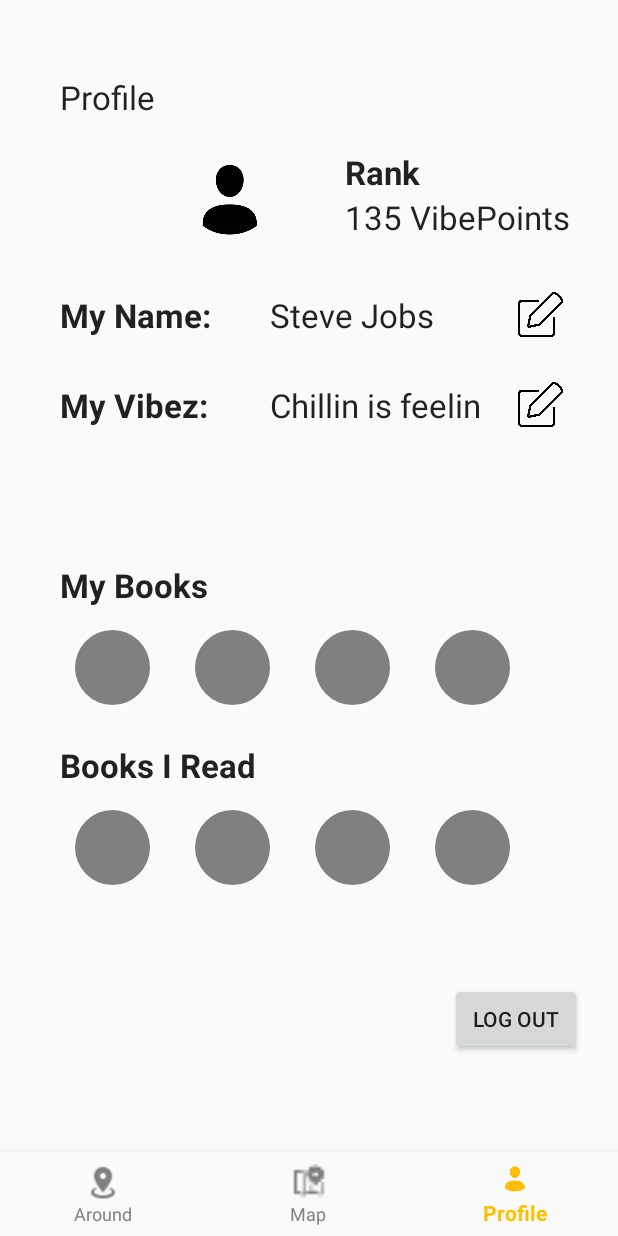
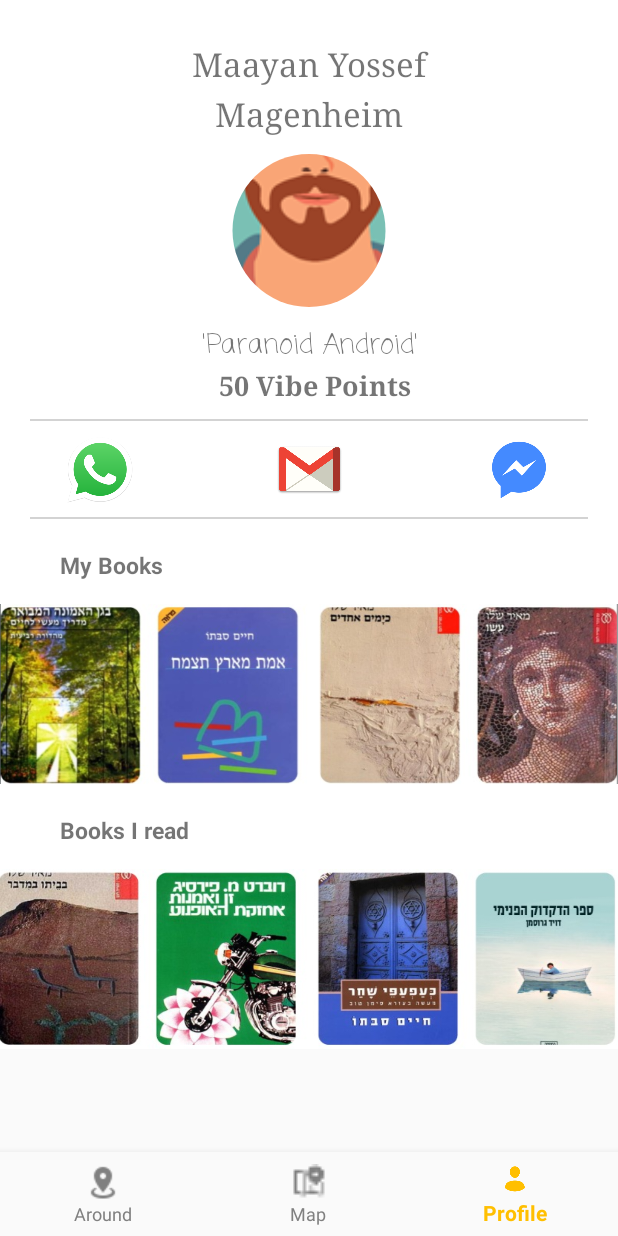
Before and after one commit to maayanmag/BookVibez, an Android app: the screen it shows after launch (MainActivity), item 3 of the bottom bar chosen, on a phone screen of 412 x 824 dp. Run offline under Robolectric (Android 15) with nearby library versions, the phone set to English and light mode, and no system bars; our stand-ins replace CircleImageView; libraries missing offline, so code that uses them is left out: com.sothree.slidinguppanel; 4 statements that could not run were skipped.

Commit message:
profile was added

```diff
--- a/app/src/main/AndroidManifest.xml
+++ b/app/src/main/AndroidManifest.xml
@@ -60,7 +60,7 @@
 
         <!-- App's Android maps-key-->
         <meta-data
-            android:name="com.google.android.geo.API_KEY"
+            android:name="com.google.android.maps.v2.API_KEY"
             android:value="@string/google_api_key"/>
 
         <uses-library
--- a/app/src/main/java/com/example/bookvibez/MainActivity.java
+++ b/app/src/main/java/com/example/bookvibez/MainActivity.java
@@ -1,6 +1,5 @@
 package com.example.bookvibez;
 
-import android.Manifest;
 import android.app.Dialog;
 import android.content.Context;
 import android.content.DialogInterface;
@@ -13,25 +12,19 @@ import android.support.annotation.NonNull;
 import android.support.design.widget.BottomNavigationView;
 import android.support.v4.app.ActivityCompat;
 import android.support.v4.app.Fragment;
-import android.support.v4.app.FragmentManager;
 import android.support.v4.content.ContextCompat;
 import android.support.v7.app.AlertDialog;
 import android.support.v7.app.AppCompatActivity;
 import android.util.Log;
 import android.view.MenuItem;
+import android.view.View;
 import android.widget.Toast;
-
 import com.google.android.gms.common.ConnectionResult;
 import com.google.android.gms.common.GoogleApiAvailability;
 import com.google.android.gms.location.FusedLocationProviderClient;
 import com.google.android.gms.location.LocationServices;
-import com.google.android.gms.maps.model.LatLng;
 import com.google.android.gms.tasks.OnCompleteListener;
 import com.google.android.gms.tasks.Task;
-import com.google.firebase.firestore.GeoPoint;
-
-
-import static com.example.bookvibez.Constants.DEFAULT_ZOOM;
 import static com.example.bookvibez.Constants.ERROR_DIALOG_REQUEST;
 import static com.example.bookvibez.Constants.PERMISSIONS_REQUEST_ACCESS_FINE_LOCATION;
 import static com.example.bookvibez.Constants.PERMISSIONS_REQUEST_ENABLE_GPS;
@@ -47,13 +40,8 @@ public class MainActivity extends AppCompatActivity {
         super.onCreate(savedInstanceState);
         setContentView(R.layout.activity_main);
 
-        //loading the default fragment
         loadFragment(new MapFragment());
-
-        mFusedLocationProviderClient = LocationServices.getFusedLocationProviderClient(this);
-        //getting bottom navigation view and attaching the listener
-        BottomNavigationView navView = findViewById(R.id.navigation);
-        navView.setOnNavigationItemSelectedListener(mOnNavigationItemSelectedListener);
+        handlingBottomNavigationView();
     }
 
     public void getDeviceLocation() {
@@ -67,8 +55,8 @@ public class MainActivity extends AppCompatActivity {
                         if (task.isSuccessful()) {
                             Location location = task.getResult();
                             //GeoPoint geoPoint = new GeoPoint(location.getLatitude(), location.getLongitude());
-                            Log.d(TAG, "onComplete: latitude: " + location.getLatitude());
-                            Log.d(TAG, "onComplete: longitude: " + location.getLongitude());
+//                            Log.d(TAG, "onComplete: latitude: " + location.getLatitude());
+//                            Log.d(TAG, "onComplete: longitude: " + location.getLongitude());
 //                            FragmentManager fm = getSupportFragmentManager();
 //
 //                            //if you added fragment via layout xml
@@ -86,6 +74,13 @@ public class MainActivity extends AppCompatActivity {
     }
 
 
+    private void handlingBottomNavigationView(){
+        mFusedLocationProviderClient = LocationServices.getFusedLocationProviderClient(this);
+        BottomNavigationView navView = findViewById(R.id.navigation);
+        navView.setSelectedItemId(R.id.navigation_map_view);
+        navView.setOnNavigationItemSelectedListener(mOnNavigationItemSelectedListener);
+
+    }
 //------------------------------------------------
     /* implementation of the listener to the bottom navigation menu */
     private BottomNavigationView.OnNavigationItemSelectedListener mOnNavigationItemSelectedListener
--- a/app/src/main/res/layout/activity_login.xml
+++ b/app/src/main/res/layout/activity_login.xml
@@ -102,7 +102,7 @@
         app:layout_constraintVertical_bias="0.3" />
 
     <TextView
-        android:id="@+id/textView"
+        android:id="@+id/title_myBooks"
         android:layout_width="wrap_content"
         android:layout_height="wrap_content"
         android:layout_marginStart="8dp"
@@ -132,7 +132,7 @@
         app:layout_constraintBottom_toTopOf="@+id/loading"
         app:layout_constraintEnd_toEndOf="parent"
         app:layout_constraintStart_toStartOf="parent"
-        app:layout_constraintTop_toBottomOf="@+id/textView"
+        app:layout_constraintTop_toBottomOf="@+id/title_myBooks"
         app:layout_constraintVertical_bias="0.108" />
 
 </android.support.constraint.ConstraintLayout>
--- a/app/src/main/res/layout/custom_info_window.xml
+++ b/app/src/main/res/layout/custom_info_window.xml
@@ -24,7 +24,7 @@
             android:layout_height="108dp"
             android:layout_alignParentLeft="true"
             android:layout_alignParentTop="true"
-            android:src="@drawable/art_of_listening"
+            android:src="@drawable/book2"
             />
 
         <TextView
--- a/app/src/main/res/layout/fragment_profile_layout.xml
+++ b/app/src/main/res/layout/fragment_profile_layout.xml
@@ -1,253 +1,204 @@
 <?xml version="1.0" encoding="utf-8"?>
-<RelativeLayout xmlns:android="http://schemas.android.com/apk/res/android"
+<RelativeLayout
+    xmlns:android="http://schemas.android.com/apk/res/android"
     xmlns:app="http://schemas.android.com/apk/res-auto"
+    xmlns:tools="http://schemas.android.com/tools"
+    android:layoutDirection="ltr"
     android:layout_width="match_parent"
-    android:layout_height="match_parent">
+    android:layout_height="match_parent" >
 
-    <TextView
-        android:id="@+id/profile_title"
-        android:layout_width="wrap_content"
-        android:layout_height="wrap_content"
-        android:layout_marginStart="40dp"
-        android:layout_marginTop="50dp"
-        android:text="@string/title_profile"
-        android:textAppearance="@style/Base.TextAppearance.AppCompat.Large" />
+    <android.support.v4.widget.NestedScrollView
+        android:layout_width="match_parent"
+        android:layout_height="match_parent">
 
-    <RelativeLayout
-        android:layout_width="match_parent"
-        android:layout_height="60dp"
-        android:layout_marginTop="180dp">
-
-        <ImageButton
-            android:id="@+id/imageButton1"
-            android:layout_width="30dp"
-            android:layout_height="30dp"
-            android:layout_centerVertical="true"
-            android:layout_marginStart="345dp"
-            android:background="@mipmap/edit_pngrepo_com"/>
-
-        <TextView
-            android:id="@+id/profile_name"
-            android:layout_width="wrap_content"
-            android:layout_height="wrap_content"
-            android:layout_centerVertical="true"
-            android:layout_marginStart="40dp"
-            android:text="@string/profile_name"
-            android:textAppearance="@style/Base.TextAppearance.AppCompat.Large"
-            android:textStyle="bold" />
-
-        <TextView
-            android:id="@+id/example_name"
-            android:layout_width="wrap_content"
-            android:layout_height="wrap_content"
-            android:layout_centerVertical="true"
-            android:layout_marginStart="180dp"
-            android:visibility="visible"
-            android:text="@string/example_name"
-            android:textAppearance="@style/Base.TextAppearance.AppCompat.Large" />
-
-        <android.support.design.widget.TextInputLayout
+        <android.support.constraint.ConstraintLayout
+            android:id="@+id/frameLayout"
             android:layout_width="match_parent"
             android:layout_height="match_parent"
-            android:layout_centerVertical="true"
-            android:visibility="gone"
-            android:layout_marginStart="180dp">
+            tools:context=".ProfileFragment"
+            android:background="@color/white">
 
-            <android.support.design.widget.TextInputEditText
-                android:layout_width="219dp"
-                android:layout_height="43dp"
-                android:layout_marginTop="0dp"
-                android:layout_marginBottom="30dp"
-                android:hint="Name" />
-        </android.support.design.widget.TextInputLayout>
-    </RelativeLayout>
+            <TextView
+                android:id="@+id/userFirstName"
+                android:layout_width="match_parent"
+                android:layout_height="0dp"
+                android:layout_marginStart="8dp"
+                android:layout_marginTop="28dp"
+                android:layout_marginEnd="8dp"
+                android:fontFamily="serif"
+                android:gravity="center"
+                android:text="Maayan Yossef"
+                android:textSize="22sp"
+                app:layout_constraintEnd_toEndOf="parent"
+                app:layout_constraintHorizontal_bias="0.0"
+                app:layout_constraintStart_toStartOf="parent"
+                app:layout_constraintTop_toTopOf="parent" />
 
-    <RelativeLayout
-        android:layout_width="match_parent"
-        android:layout_height="60dp"
-        android:layout_marginTop="240dp">
+            <TextView
+                android:id="@+id/textView3"
+                android:layout_width="match_parent"
+                android:layout_height="wrap_content"
+                android:layout_marginStart="8dp"
+                android:layout_marginTop="4dp"
+                android:layout_marginEnd="8dp"
+                android:fontFamily="serif"
+                android:gravity="center"
+                android:text="Magenheim"
+                android:textSize="22sp"
+                app:layout_constraintEnd_toEndOf="parent"
+                app:layout_constraintHorizontal_bias="0.0"
+                app:layout_constraintStart_toStartOf="parent"
+                app:layout_constraintTop_toBottomOf="@+id/userFirstName" />
 
-        <ImageButton
-            android:id="@+id/imageButton2"
-            android:layout_width="30dp"
-            android:layout_height="30dp"
-            android:layout_centerVertical="true"
-            android:layout_marginStart="345dp"
-            android:background="@mipmap/edit_pngrepo_com"/>
+            <de.hdodenhof.circleimageview.CircleImageView
+                android:id="@+id/circleImageView"
+                android:layout_width="match_parent"
+                android:layout_height="102dp"
+                android:layout_marginStart="8dp"
+                android:layout_marginTop="12dp"
+                android:layout_marginEnd="8dp"
+                android:src="@mipmap/man_icon"
+                app:layout_constraintEnd_toEndOf="parent"
+                app:layout_constraintHorizontal_bias="0.0"
+                app:layout_constraintStart_toStartOf="parent"
+                app:layout_constraintTop_toBottomOf="@+id/textView3" />
+
+            <TextView
+                android:id="@+id/myVibe"
+                android:layout_width="match_parent"
+                android:layout_height="wrap_content"
+                android:layout_marginStart="8dp"
+                android:layout_marginTop="12dp"
+                android:layout_marginEnd="8dp"
+                android:fontFamily="casual"
+                android:gravity="center"
+                android:text="'Paranoid Android'"
+                android:textSize="18sp"
+                app:layout_constraintEnd_toEndOf="parent"
+                app:layout_constraintHorizontal_bias="0.0"
+                app:layout_constraintStart_toStartOf="parent"
+                app:layout_constraintTop_toBottomOf="@+id/circleImageView" />
+
+            <TextView
+                android:id="@+id/vibePointsNum"
+                android:layout_width="match_parent"
+                android:layout_height="wrap_content"
+                android:layout_marginStart="8dp"
+                android:fontFamily="serif"
+                android:gravity="center"
+                android:text="50 Vibe Points"
+                android:textSize="18sp"
+                android:textStyle="bold"
+                app:layout_constraintEnd_toEndOf="parent"
+                app:layout_constraintHorizontal_bias="0.0"
+                app:layout_constraintStart_toStartOf="parent"
+                app:layout_constraintTop_toBottomOf="@+id/myVibe" />
+
+            <View
+                android:id="@+id/divider1"
+                android:layout_width="match_parent"
+                android:layout_height="1dp"
+                android:layout_marginTop="10dp"
+                android:layout_marginEnd="20dp"
+                android:layout_marginStart="20dp"
+                android:background="@color/divider_grey"
+                app:layout_constraintTop_toBottomOf="@+id/vibePointsNum" />
+
+            <LinearLayout
+                android:id="@+id/linearLayout"
+                android:layout_width="399dp"
+                android:layout_height="45dp"
+                android:layout_marginStart="8dp"
+                android:layout_marginTop="10dp"
+                android:layout_marginEnd="8dp"
+                android:layout_marginBottom="10dp"
+                android:orientation="horizontal"
+                app:layout_constraintBottom_toBottomOf="@+id/divider2"
+                app:layout_constraintEnd_toEndOf="parent"
+                app:layout_constraintStart_toStartOf="parent"
+                app:layout_constraintTop_toBottomOf="@+id/divider1">
+
+                <ImageView
+                    android:id="@+id/whatsapp_icon"
+                    android:layout_width="wrap_content"
+                    android:layout_height="match_parent"
+                    android:layout_weight="1"
+                    android:src="@mipmap/ic_whatsapp" />
+
+                <ImageView
+                    android:id="@+id/gmail_icon"
+                    android:layout_width="339dp"
+                    android:layout_height="wrap_content"
+                    android:layout_weight="1"
+                    android:src="@mipmap/ic_gmail" />
+
+                <ImageView
+                    android:id="@+id/messenger"
+                    android:layout_width="wrap_content"
+                    android:layout_height="match_parent"
+                    android:layout_weight="1"
+                    android:src="@mipmap/ic_facebook_messenger" />
+            </LinearLayout>
 
 
-        <TextView
-            android:id="@+id/profile_vibez"
-            android:layout_width="wrap_content"
-            android:layout_height="wrap_content"
-            android:layout_centerVertical="true"
-            android:layout_marginStart="40dp"
-            android:text="@string/profile_vibez"
-            android:textStyle="bold"
-            android:textAppearance="@style/Base.TextAppearance.AppCompat.Large" />
+            <View
+                android:id="@+id/divider2"
+                android:layout_width="match_parent"
+                android:layout_height="1dp"
+                android:layout_marginTop="10dp"
+                android:layout_marginStart="20dp"
+                android:layout_marginEnd="20dp"
+                android:background="@color/divider_grey"
+                app:layout_constraintBottom_toBottomOf="@+id/linearLayout" />
 
 
-        <TextView
-            android:id="@+id/example_vibez"
-            android:layout_width="wrap_content"
-            android:layout_height="wrap_content"
-            android:layout_centerVertical="true"
-            android:layout_marginStart="180dp"
-            android:visibility="visible"
-            android:text="@string/example_vibez"
-            android:textAppearance="@style/Base.TextAppearance.AppCompat.Large" />
+            <TextView
+                android:id="@+id/title_myBooks"
+                android:layout_width="wrap_content"
+                android:layout_height="wrap_content"
+                android:layout_marginStart="40dp"
+                android:layout_marginTop="20dp"
+                android:text="@string/my_books"
+                android:textSize="15sp"
+                android:textStyle="bold"
+                app:layout_constraintStart_toStartOf="parent"
+                app:layout_constraintTop_toBottomOf="@+id/divider2" />
 
-        <android.support.design.widget.TextInputLayout
-            android:layout_width="match_parent"
-            android:layout_height="match_parent"
-            android:layout_centerVertical="true"
-            android:visibility="gone"
-            android:layout_marginStart="180dp">
+            <ImageView
+                android:id="@+id/books_set1"
+                android:layout_width="match_parent"
+                android:layout_height="120dp"
+                android:layout_marginTop="15dp"
+                android:scaleType="fitXY"
+                android:src="@mipmap/img1"
+                app:layout_constraintStart_toStartOf="parent"
+                app:layout_constraintTop_toBottomOf="@+id/title_myBooks" />
 
-            <android.support.design.widget.TextInputEditText
-                android:layout_width="219dp"
-                android:layout_height="43dp"
-                android:layout_marginTop="0dp"
-                android:layout_marginBottom="30dp"
-                android:hint="Vibez" />
-        </android.support.design.widget.TextInputLayout>
-    </RelativeLayout>
+            <TextView
+                android:id="@+id/title_booksIRead"
+                android:text="@string/books_i_read"
+                android:layout_width="wrap_content"
+                android:layout_height="wrap_content"
+                android:layout_marginStart="40dp"
+                android:layout_marginTop="20dp"
+                android:textSize="15sp"
+                android:textStyle="bold"
+                app:layout_constraintStart_toStartOf="parent"
+                app:layout_constraintTop_toBottomOf="@+id/books_set1" />
+
+            <ImageView
+                android:id="@+id/books_set2"
+                android:layout_width="wrap_content"
+                android:layout_height="120dp"
+                android:layout_marginTop="15dp"
+                android:scaleType="fitXY"
+                android:src="@mipmap/temp2"
+                app:layout_constraintStart_toStartOf="parent"
+                app:layout_constraintTop_toBottomOf="@+id/title_booksIRead" />
 
 
-    <TextView
-        android:id="@+id/user_rank"
-        android:layout_width="wrap_content"
-        android:layout_height="wrap_content"
-        android:layout_marginStart="230dp"
-        android:layout_marginTop="130dp"
-        android:text="@string/user_rank"
-        android:textAppearance="@style/Base.TextAppearance.AppCompat.Large" />
 
-    <TextView
-        android:id="@+id/profile_rank"
-        android:layout_width="wrap_content"
-        android:layout_height="wrap_content"
-        android:layout_marginStart="230dp"
-        android:layout_marginTop="100dp"
-        android:text="@string/profile_rank"
-        android:textStyle="bold"
-        android:textAppearance="@style/Base.TextAppearance.AppCompat.Large" />
+        </android.support.constraint.ConstraintLayout>
 
-    <ImageView
-        android:id="@+id/imageView"
-        android:layout_width="wrap_content"
-        android:layout_height="wrap_content"
-        android:layout_marginStart="120dp"
-        android:layout_marginTop="100dp"
-        app:srcCompat="@mipmap/ic_profile_black" />
-
-    <RelativeLayout
-        android:layout_width="match_parent"
-        android:layout_height="120dp"
-        android:layout_centerHorizontal="true"
-        android:layout_marginTop="370dp">
-
-        <TextView
-            android:id="@+id/profile_current_books"
-            android:layout_width="wrap_content"
-            android:layout_height="wrap_content"
-            android:layout_marginStart="40dp"
-            android:layout_marginTop="5dp"
-            android:text="@string/profile_current_books"
-            android:textAppearance="@style/Base.TextAppearance.AppCompat.Large"
-            android:textStyle="bold" />
-
-        <ImageView
-            android:id="@+id/book1"
-            android:layout_width="50dp"
-            android:layout_height="50dp"
-            android:layout_marginTop="50dp"
-            android:layout_marginStart="50dp"
-            app:srcCompat="@drawable/image_circle" />
-
-        <ImageView
-            android:id="@+id/book2"
-            android:layout_width="50dp"
-            android:layout_height="50dp"
-            android:layout_marginTop="50dp"
-            android:layout_marginStart="130dp"
-            app:srcCompat="@drawable/image_circle" />
-
-        <ImageView
-            android:id="@+id/book3"
-            android:layout_width="50dp"
-            android:layout_height="50dp"
-            android:layout_marginTop="50dp"
-            android:layout_marginStart="210dp"
-            app:srcCompat="@drawable/image_circle" />
-
-        <ImageView
-            android:id="@+id/continue_books"
-            android:layout_width="50dp"
-            android:layout_height="50dp"
-            android:layout_marginTop="50dp"
-            android:layout_marginStart="290dp"
-            app:srcCompat="@drawable/image_circle" />
-
-    </RelativeLayout>
-
-    <RelativeLayout
-        android:layout_width="match_parent"
-        android:layout_height="120dp"
-        android:layout_centerHorizontal="true"
-        android:layout_marginTop="490dp">
-
-        <TextView
-            android:id="@+id/profile_history"
-            android:layout_width="wrap_content"
-            android:layout_height="wrap_content"
-            android:layout_marginStart="40dp"
-            android:layout_marginTop="5dp"
-            android:text="@string/profile_history"
-            android:textStyle="bold"
-            android:textAppearance="@style/Base.TextAppearance.AppCompat.Large" />
-
-        <ImageView
-            android:id="@+id/history1"
-            android:layout_width="50dp"
-            android:layout_height="50dp"
-            android:layout_marginTop="50dp"
-            android:layout_marginStart="50dp"
-            app:srcCompat="@drawable/image_circle" />
-
-        <ImageView
-            android:id="@+id/history2"
-            android:layout_width="50dp"
-            android:layout_height="50dp"
-            android:layout_marginTop="50dp"
-            android:layout_marginStart="130dp"
-            app:srcCompat="@drawable/image_circle" />
-
-        <ImageView
-            android:id="@+id/history3"
-            android:layout_width="50dp"
-            android:layout_height="50dp"
-            android:layout_marginTop="50dp"
-            android:layout_marginStart="210dp"
-            app:srcCompat="@drawable/image_circle" />
-
-        <ImageView
-            android:id="@+id/continue_history"
-            android:layout_width="50dp"
-            android:layout_height="50dp"
-            android:layout_marginTop="50dp"
-            android:layout_marginStart="290dp"
-            app:srcCompat="@drawable/image_circle" />
-
-    </RelativeLayout>
-
-    <Button
-        android:id="@+id/button2"
-        android:layout_width="wrap_content"
-        android:layout_height="wrap_content"
-        android:layout_marginTop="655dp"
-        android:layout_marginStart="300dp"
-        android:text="@string/log_out" />
-
-
+    </android.support.v4.widget.NestedScrollView>
 </RelativeLayout>
--- a/app/src/main/res/values/strings.xml
+++ b/app/src/main/res/values/strings.xml
@@ -49,4 +49,6 @@
     <string name="search_title">search books at...</string>
     <string name="app_slogen">this will be slogen</string>
     <string name="current_owner">Contact Current Owner</string>
+    <string name="books_i_read">Books I read</string>
+    <string name="my_books">My Books</string>
 </resources>
--- a/build.gradle
+++ b/build.gradle
@@ -8,12 +8,11 @@ buildscript {
         maven {
             url "https://maven.google.com"
         }
-        mavenCentral()
     }
 
     dependencies {
         classpath 'com.android.tools.build:gradle:3.4.0'
-        classpath 'com.google.gms:google-services:4.0.1'
+        classpath 'com.google.gms:google-services:4.2.0'
 
         // NOTE: Do not place your application dependencies here; they belong
         // in the individual module build.gradle files
```
Also changed, not shown: app/src/main/res/mipmap/ic_chill.png (added), app/src/main/res/mipmap/ic_smoker.jpeg (added), app/src/main/res/mipmap/ic_thinker.png (added), app/src/main/res/mipmap/ic_tropht.png (added), app/src/main/res/mipmap/img1.PNG (added), app/src/main/res/mipmap/temp2.jpeg (added).
